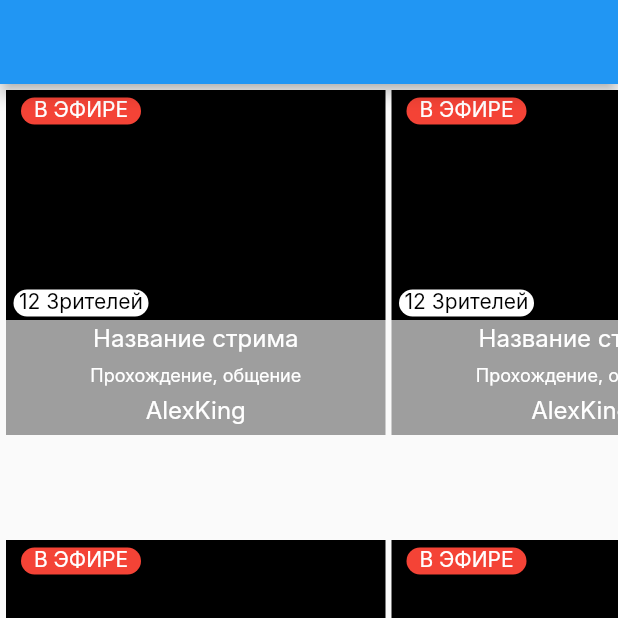
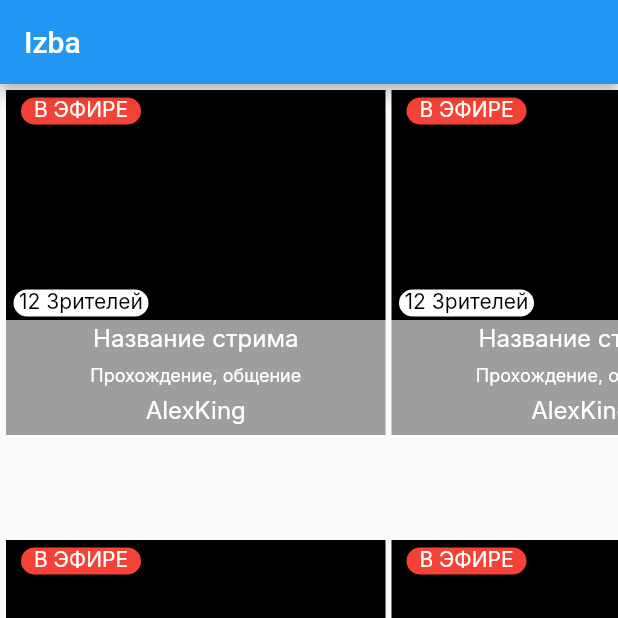
Before and after one commit to Nairaceorex/izbushka, a Flutter app: the screen it shows after launch, on a phone screen of 412 x 824 dp, the top half of it. Run offline on Flutter 3.47's test engine with Material 2 defaults, Android fonts, the phone set to English and light mode, and no system bars; Roboto replaces fonts that are missing (Inter).

Commit message:
adde title on appbar

```diff
--- a/lib/Home/HomePage.dart
+++ b/lib/Home/HomePage.dart
@@ -10,7 +10,9 @@ class _HomePageState extends State<HomePage> {
   @override
   Widget build(BuildContext context) {
     return Scaffold(
-      appBar: AppBar(),
+      appBar: AppBar(
+        title: Text('Izba'),
+      ),
       body: Center(
 
         child: ListView(
```
